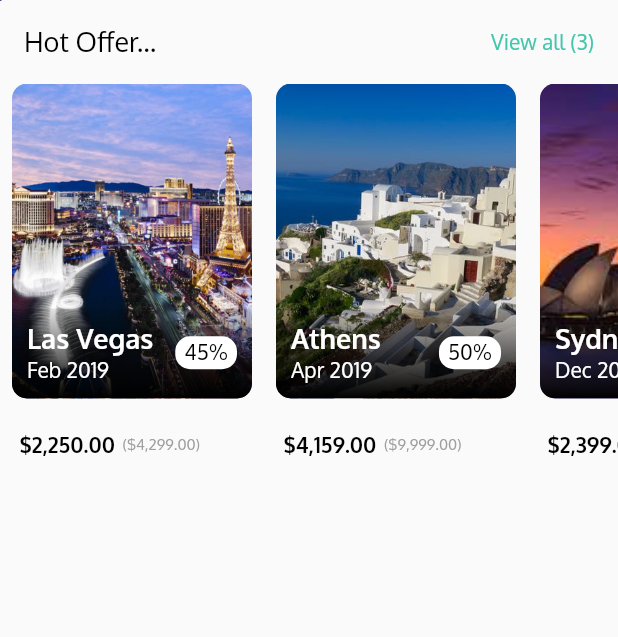
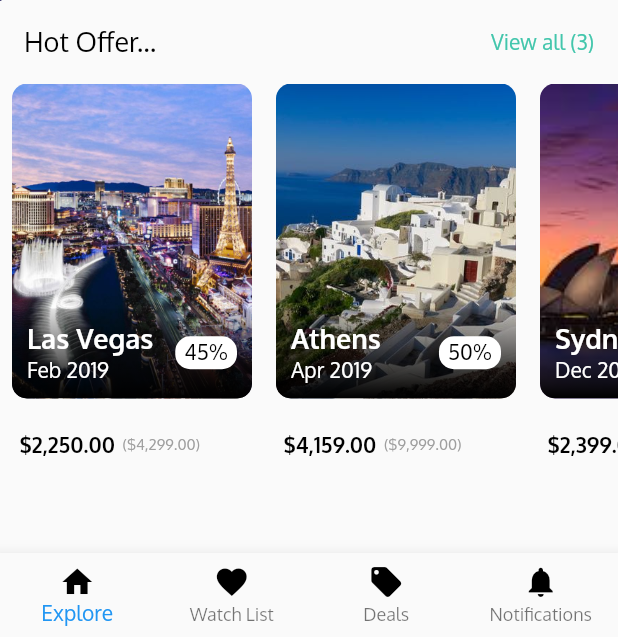
Before and after one commit to JantoAndriano/flightapp, a Flutter app: the screen it shows after launch, on a phone screen of 412 x 824 dp, the part 599-1236 px from its top. Run offline on Flutter 3.47's test engine with Material 2 defaults, Android fonts, the phone set to English and light mode, and no system bars.

Commit message:
add bottom navigation bar

```diff
--- /dev/null
+++ b/lib/CustomNavBar.dart
@@ -0,0 +1,48 @@
+import 'package:flutter/material.dart';
+
+class CustomNavBar extends StatelessWidget{
+
+  final List<BottomNavigationBarItem> bottomBarItems =[];
+  final bottomNavigationBarItemStyle = TextStyle(
+    fontStyle: FontStyle.normal, color: Colors.black
+  );
+
+  CustomNavBar(){
+    bottomBarItems.add(
+      BottomNavigationBarItem(
+        icon: Icon(Icons.home, color: Colors.black),
+        title: Text('Explore', style: bottomNavigationBarItemStyle),
+      ),
+    );
+
+    bottomBarItems.add(
+      BottomNavigationBarItem(
+        icon: Icon(Icons.favorite, color: Colors.black),
+        title: Text('Watch List', style: bottomNavigationBarItemStyle),
+      ),
+    );
+
+    bottomBarItems.add(
+      BottomNavigationBarItem(
+        icon: Icon(Icons.local_offer, color: Colors.black),
+        title: Text('Deals', style: bottomNavigationBarItemStyle),
+      ),
+    );
+
+    bottomBarItems.add(
+      BottomNavigationBarItem(
+        icon: Icon(Icons.notifications, color: Colors.black),
+        title: Text('Notifications', style: bottomNavigationBarItemStyle),
+      ),
+    );
+  }
+
+
+  @override
+  Widget build(BuildContext context) {
+    return BottomNavigationBar(
+      items: bottomBarItems,
+      type: BottomNavigationBarType.fixed,
+    );
+  }
+}
--- a/lib/HomeScreen.dart
+++ b/lib/HomeScreen.dart
@@ -1,3 +1,4 @@
+import 'package:flightapp/CustomNavBar.dart';
 import 'package:flutter/material.dart';
 import 'package:flightapp/CustomShapeClipper.dart';
 import 'package:intl/intl.dart';
@@ -22,6 +23,7 @@ class _HomeScreenState extends State<HomeScreen> {
 @override
 Widget build(BuildContext context) {
   return Scaffold(
+    bottomNavigationBar: CustomNavBar(),
     body: Column(
       children: <Widget>[
         HomeScreenTopPart(),
@@ -45,7 +47,6 @@ _HomeScreenTopPartState createState() => _HomeScreenTopPartState();
 
 class _HomeScreenTopPartState extends State<HomeScreenTopPart> {
 var selectedLocationIndex = 0;
-
 var isFlightSelected = true;
 
 
```
